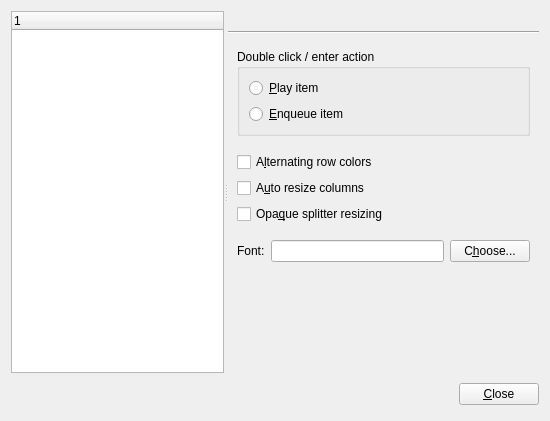
Old version of the form ui/preferencesdialog.ui in the repository Voker57/qmpdclient.
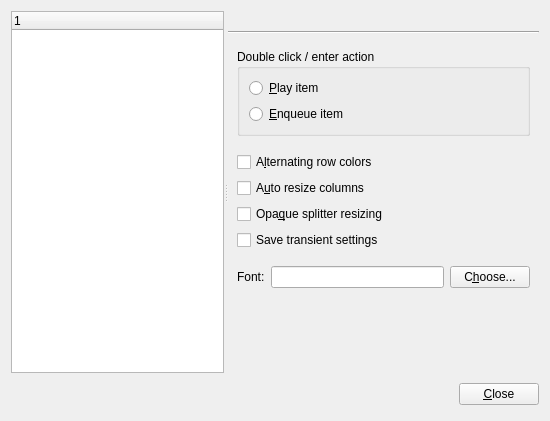
New version of the form.

Commit message: Making windows pos etc. storing optional

```diff
--- a/ui/preferencesdialog.ui
+++ b/ui/preferencesdialog.ui
@@ -511,6 +511,13 @@
              </property>
             </widget>
            </item>
+           <item>
+            <widget class="QCheckBox" name="transientSettingsCheck">
+             <property name="text">
+              <string>Save transient settings</string>
+             </property>
+            </widget>
+           </item>
            <item>
             <spacer>
              <property name="orientation">
```
The commit also changes 3 other files.
